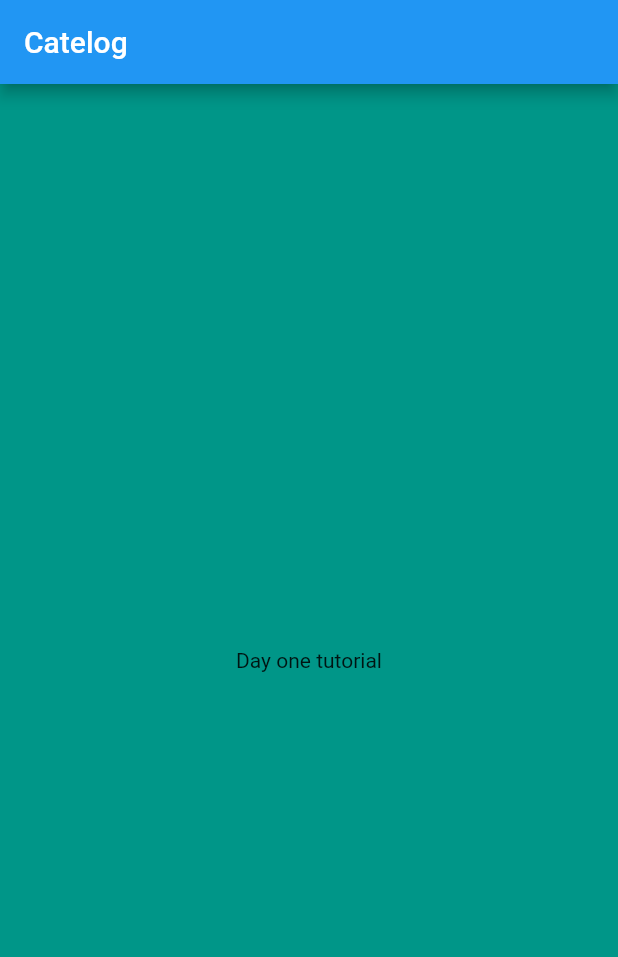
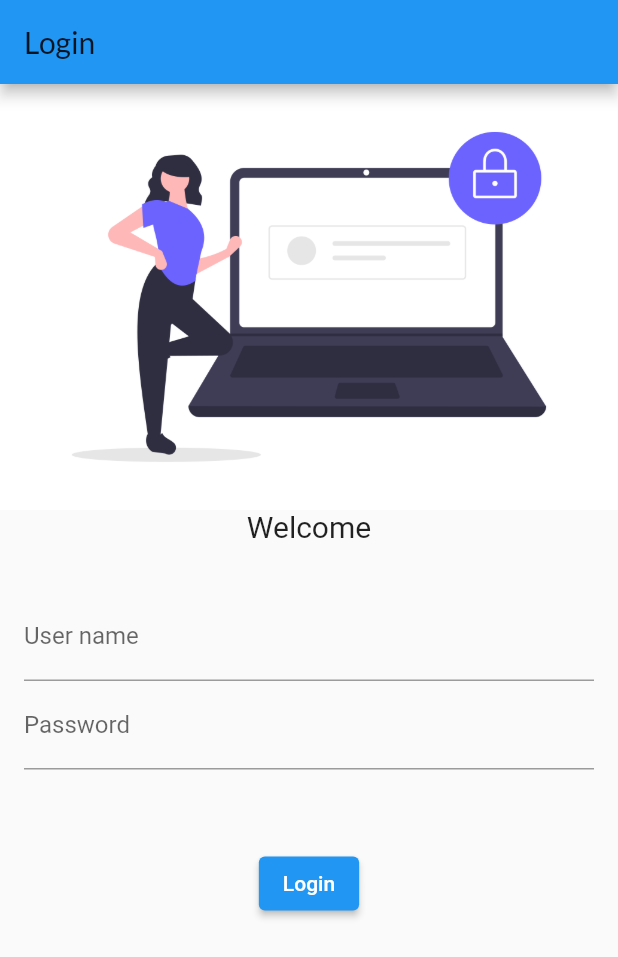
Before and after one commit to sakib143/flutter-learning, a Flutter app: the screen it shows after launch, on a phone screen of 412 x 824 dp. Shown: the top 957 px of the screen. Run offline on Flutter 3.47's test engine with Material 2 defaults, Android fonts, the phone set to English and light mode, and no system bars; our stand-ins replace google_fonts.

Commit message:
Day one code commited.......Sakib Syed

```diff
--- a/lib/main.dart
+++ b/lib/main.dart
@@ -1,6 +1,7 @@
 import 'package:flutter/cupertino.dart';
 import 'package:flutter/material.dart';
-import 'package:testing/home_page.dart';
+import 'package:testing/pages/Login_page.dart';
+import 'package:testing/pages/home_page.dart';
 
 void main() {
   runApp(MyApp());
@@ -9,6 +10,11 @@ void main() {
 class MyApp extends StatelessWidget {
   @override
   Widget build(BuildContext context) {
-   return Homepagge();
+    return MaterialApp(
+      routes: {
+        "/": (context) => LoginPage(),
+        "/login": (context) => LoginPage(),
+      },
+    );
   }
 }
--- /dev/null
+++ b/lib/pages/Login_page.dart
@@ -0,0 +1,55 @@
+import 'package:flutter/material.dart';
+import 'package:google_fonts/google_fonts.dart';
+
+class LoginPage extends StatelessWidget {
+  @override
+  Widget build(BuildContext context) {
+    return MaterialApp(
+      color: Colors.white,
+      theme: ThemeData(primaryTextTheme: GoogleFonts.latoTextTheme()),
+      home: Scaffold(
+        appBar: AppBar(
+          title: Text('Login '),
+        ),
+        body: SafeArea(
+          child: Column(
+            children: <Widget>[
+              Image.asset(
+                'images/login.png',
+                fit: BoxFit.cover,
+              ),
+              Text("Welcome", style: TextStyle(fontSize: 20.0)),
+              Padding(
+                padding: const EdgeInsets.symmetric(
+                    horizontal: 16.0, vertical: 32.0),
+                child: Column(children: <Widget>[
+                  TextFormField(
+                    decoration: InputDecoration(
+                        hintText: "Enter user name", labelText: "User name"),
+                  ),
+                  TextFormField(
+                    obscureText: true,
+                    decoration: InputDecoration(
+                      hintText: "Enter user password",
+                      labelText: "Password",
+                    ),
+                  ),
+                  SizedBox(
+                    height: 20.0,
+                  ),
+                ]),
+              ),
+              ElevatedButton(
+                onPressed: () {
+                  print('Button clicked !!!');
+                },
+                child: Text('Login'),
+                style: TextButton.styleFrom(),
+              )
+            ],
+          ),
+        ),
+      ),
+    );
+  }
+}
--- a/lib/home_page.dart
+++ b/lib/pages/home_page.dart
@@ -9,7 +9,6 @@ class Homepagge extends StatelessWidget {
         appBar: AppBar(
           title: Text('Catelog '),
         ),
-        backgroundColor: Colors.teal,
         body: SafeArea(
           child: Center(
             child: Container(
@@ -17,6 +16,7 @@ class Homepagge extends StatelessWidget {
             ),
           ),
         ),
+        drawer: Drawer(),
       ),
     );
   }
```
Also changed, not shown: pubspec.yaml (+3 -10 lines), images/login.png (added), pubspec.lock.
